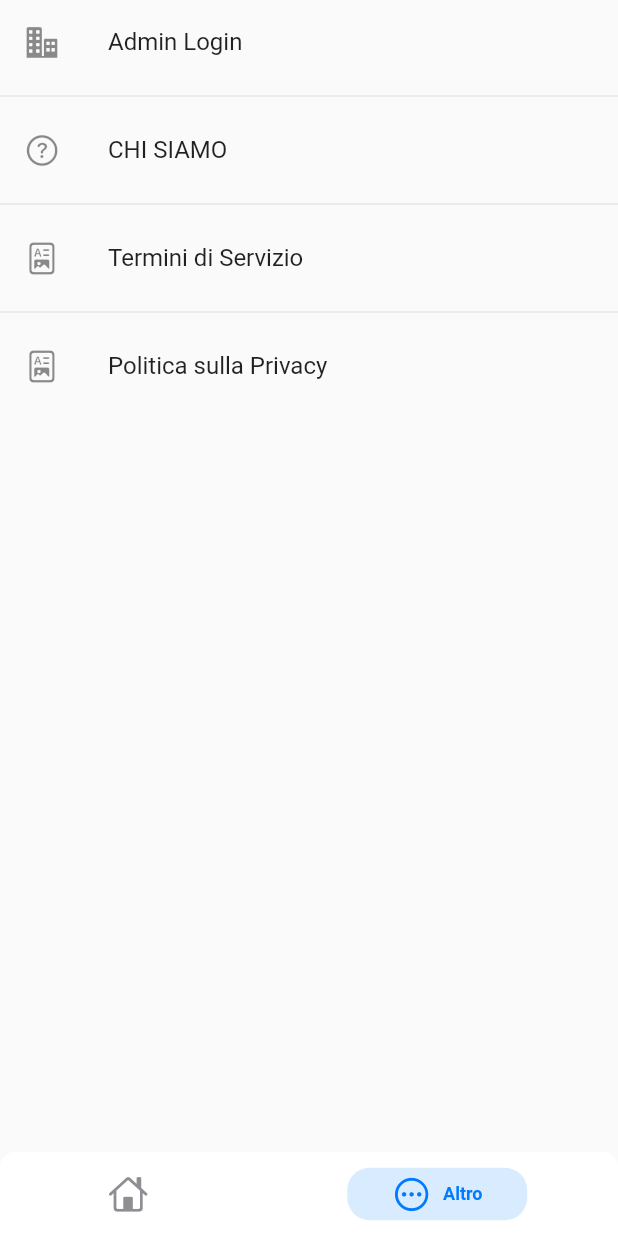
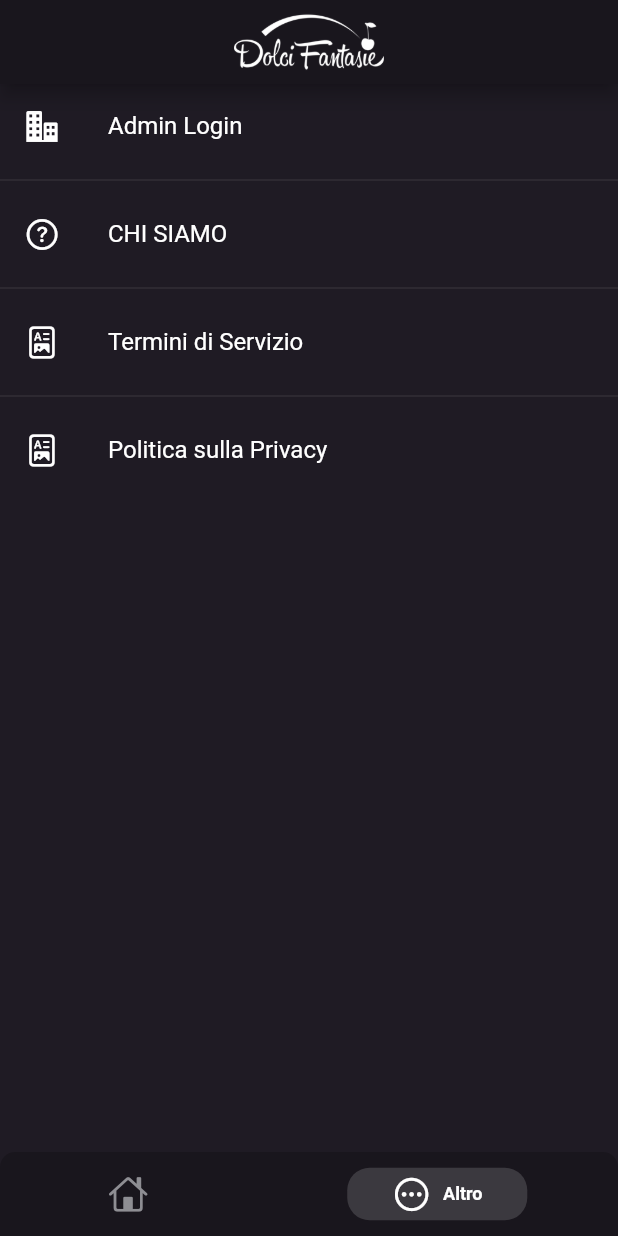
Before and after one commit to simlimone/dolci-fantasie, a Flutter app: the screen it shows after launch, item 2 of the bottom bar chosen, on a phone screen of 412 x 824 dp. Run offline on Flutter 3.47's test engine with Material 2 defaults, Android fonts, the phone set to English and light mode, and no system bars; drawn by our look-alikes of persistent_bottom_nav_bar; our stand-ins replace cached_network_image, carousel_slider, cloud_firestore, firebase_auth, firebase_core, get; missing offline and left inert: firebase_ui_auth; accounts and stored records are empty; statements that could not run were skipped.

Commit message:
app theme update

```diff
--- /dev/null
+++ b/lib/constants/themes.dart
@@ -0,0 +1,32 @@
+import 'package:flutter/material.dart';
+
+class AppThemes {
+  static final darkTheme = ThemeData(
+    colorScheme: const ColorScheme(
+      brightness: Brightness.dark,
+      primary: Colors.white,
+      background: Color(0xff1F1B24),
+      onPrimary: Colors.black87,
+      secondary: Colors.pinkAccent,
+      onSecondary: Colors.white,
+      error: Colors.red,
+      onError: Colors.white,
+      onBackground: Colors.white,
+      surface: Colors.white,
+      onSurface: Colors.black87,
+    ),
+    appBarTheme: const AppBarTheme(
+      backgroundColor: Color.fromARGB(255, 25, 22, 29),
+      elevation: 5,
+      centerTitle: true,
+      foregroundColor: Colors.white,
+      iconTheme: IconThemeData(
+        color: Colors.white,
+      ),
+    ),
+    scaffoldBackgroundColor: const Color(0xff1F1B24),
+    bottomNavigationBarTheme: const BottomNavigationBarThemeData(
+      backgroundColor: Color(0xff1F1B24),
+    ),
+  );
+}
--- a/lib/main.dart
+++ b/lib/main.dart
@@ -3,6 +3,7 @@ import 'package:flutter/material.dart';
 import 'package:get/get.dart';
 import 'package:pasticceria/bindings/initial_binding.dart';
 import 'package:pasticceria/constants/routes_list.dart';
+import 'package:pasticceria/constants/themes.dart';
 import 'package:pasticceria/firebase_options.dart';
 
 void main() async {
@@ -23,18 +24,8 @@ class MyApp extends StatelessWidget {
   Widget build(BuildContext context) {
     return GetMaterialApp(
       title: 'Dolci Fantasie',
-      theme: ThemeData(
-        // This is the theme of your application.
-        //
-        // Try running your application with "flutter run". You'll see the
-        // application has a blue toolbar. Then, without quitting the app, try
-        // changing the primarySwatch below to Colors.green and then invoke
-        // "hot reload" (press "r" in the console where you ran "flutter run",
-        // or simply save your changes to "hot reload" in a Flutter IDE).
-        // Notice that the counter didn't reset back to zero; the application
-        // is not restarted.
-        primarySwatch: Colors.blue,
-      ),
+      theme: AppThemes.darkTheme,
+      debugShowCheckedModeBanner: false,
       initialBinding: InitialBinding(),
       initialRoute: '/',
       getPages: Routes.list,
--- a/lib/screens/auth/controllers/auth_controller.dart
+++ b/lib/screens/auth/controllers/auth_controller.dart
@@ -23,6 +23,8 @@ class AuthController extends GetxController {
     firebaseUser.bindStream(_auth.userChanges());
     ever(firebaseUser, _setNewFirestoreStream);
   }
+
+  bool get isLogged => _auth.currentUser != null;
 
   _setNewFirestoreStream(User? firebaseUser) {
     firestoreUser.bindStream(streamFirestoreUser(firebaseUser));
--- a/lib/screens/home/pages/more_screen.dart
+++ b/lib/screens/home/pages/more_screen.dart
@@ -1,22 +1,47 @@
 import 'package:flutter/cupertino.dart';
 import 'package:flutter/material.dart';
 import 'package:get/get.dart';
+import 'package:pasticceria/screens/auth/controllers/auth_controller.dart';
 
-class MoreScreen extends StatelessWidget {
+class MoreScreen extends GetView<AuthController> {
   const MoreScreen({super.key});
 
   @override
   Widget build(BuildContext context) {
     return Scaffold(
+      appBar: AppBar(
+        title: Image.asset(
+          'assets/logo/fantasie-256.png',
+          color: Colors.white,
+          height: 100,
+        ),
+      ),
       body: SafeArea(
-        child: ListView(
+        child: Obx(
+          () => ListView(
             children: [
-            ListTile(
+              controller.firebaseUser.value != null
+                  ? ListTile(
+                      leading: const Icon(Icons.logout_rounded),
+                      title: const Text("Logout"),
+                      onTap: () async {
+                        await AuthController.instance.logout();
+                        Get.offAllNamed('/');
+                      },
+                    )
+                  : ListTile(
                       leading: const Icon(CupertinoIcons.building_2_fill),
                       title: const Text("Admin Login"),
                       onTap: () => Get.toNamed('/login'),
                     ),
               const Divider(),
+              if (controller.firebaseUser.value != null)
+                ListTile(
+                  leading: const Icon(CupertinoIcons.add_circled),
+                  title: const Text("Gestisci Categorie"),
+                  onTap: () => Get.toNamed('/categories'),
+                ),
+              if (controller.firebaseUser.value != null) const Divider(),
               ListTile(
                 leading: const Icon(CupertinoIcons.question_circle),
                 title: const Text("CHI SIAMO"),
@@ -35,6 +60,7 @@ class MoreScreen extends StatelessWidget {
             ],
           ),
         ),
+      ),
     );
   }
 }
--- a/lib/screens/home/rootpage.dart
+++ b/lib/screens/home/rootpage.dart
@@ -1,5 +1,4 @@
 import 'package:flutter/cupertino.dart';
-import 'package:flutter/material.dart';
 import 'package:pasticceria/screens/home/pages/home_screen.dart';
 import 'package:pasticceria/screens/home/pages/more_screen.dart';
 import 'package:persistent_bottom_nav_bar/persistent_tab_view.dart';
@@ -13,17 +12,21 @@ class RootPage extends StatelessWidget {
       context,
       screens: _buildScreens(),
       items: _navBarsItems(),
-      confineInSafeArea: true,
-      backgroundColor: Colors.white, // Default is Colors.white.
+      confineInSafeArea: false,
+      backgroundColor:
+          const Color.fromARGB(255, 25, 22, 29), // Default is Colors.white.
       handleAndroidBackButtonPress: true, // Default is true.
       resizeToAvoidBottomInset:
           true, // This needs to be true if you want to move up the screen when keyboard appears. Default is true.
       stateManagement: true, // Default is true.
       hideNavigationBarWhenKeyboardShows:
           true, // Recommended to set 'resizeToAvoidBottomInset' as true while using this argument. Default is true.
-      decoration: NavBarDecoration(
-        borderRadius: BorderRadius.circular(10.0),
-        colorBehindNavBar: Colors.white,
+      decoration: const NavBarDecoration(
+        borderRadius: BorderRadius.only(
+          topLeft: Radius.circular(10.0),
+          topRight: Radius.circular(10),
+        ),
+        colorBehindNavBar: Color(0xff1F1B24),
       ),
       popAllScreensOnTapOfSelectedTab: true,
       popActionScreens: PopActionScreensType.all,
@@ -55,13 +58,13 @@ class RootPage extends StatelessWidget {
       PersistentBottomNavBarItem(
         icon: const Icon(CupertinoIcons.home),
         title: ("Home"),
-        activeColorPrimary: CupertinoColors.activeBlue,
+        activeColorPrimary: CupertinoColors.white,
         inactiveColorPrimary: CupertinoColors.systemGrey,
       ),
       PersistentBottomNavBarItem(
         icon: const Icon(CupertinoIcons.ellipsis_circle),
         title: ("Altro"),
-        activeColorPrimary: CupertinoColors.activeBlue,
+        activeColorPrimary: CupertinoColors.white,
         inactiveColorPrimary: CupertinoColors.systemGrey,
       ),
     ];
```
Also changed, not shown: lib/constants/constants.dart (+9 -4 lines), lib/models/about.dart (+9 -9 lines), lib/models/candy.dart (+9 -3 lines), lib/screens/about-us/about_page.dart (+12 -3 lines), lib/screens/candy/details/candy_detail.dart (+25 -1 lines), lib/screens/home/pages/home_screen.dart (+5 -18 lines), lib/widgets/candy_widget.dart (+11 -2 lines), pubspec.yaml (+21 -21 lines), assets/logo/fantasie-256.png (added), assets/logo/fantasie-512.png (added), assets/logo/logo.svg (added). Lines whose indentation alone changed are shown as unchanged.
